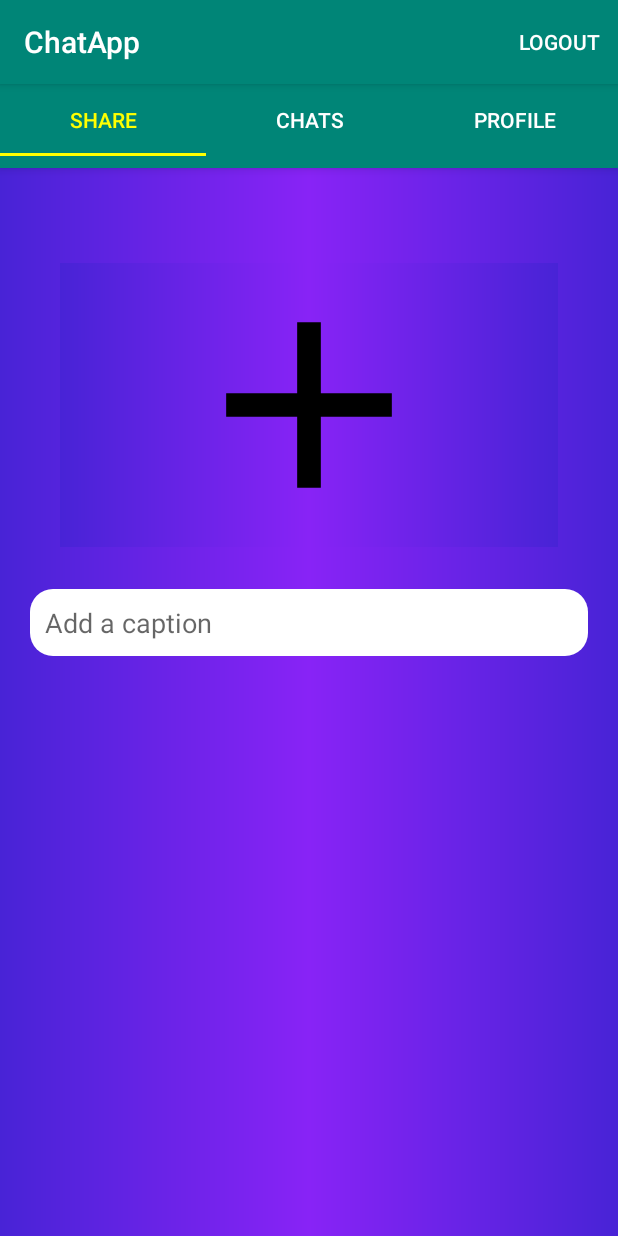
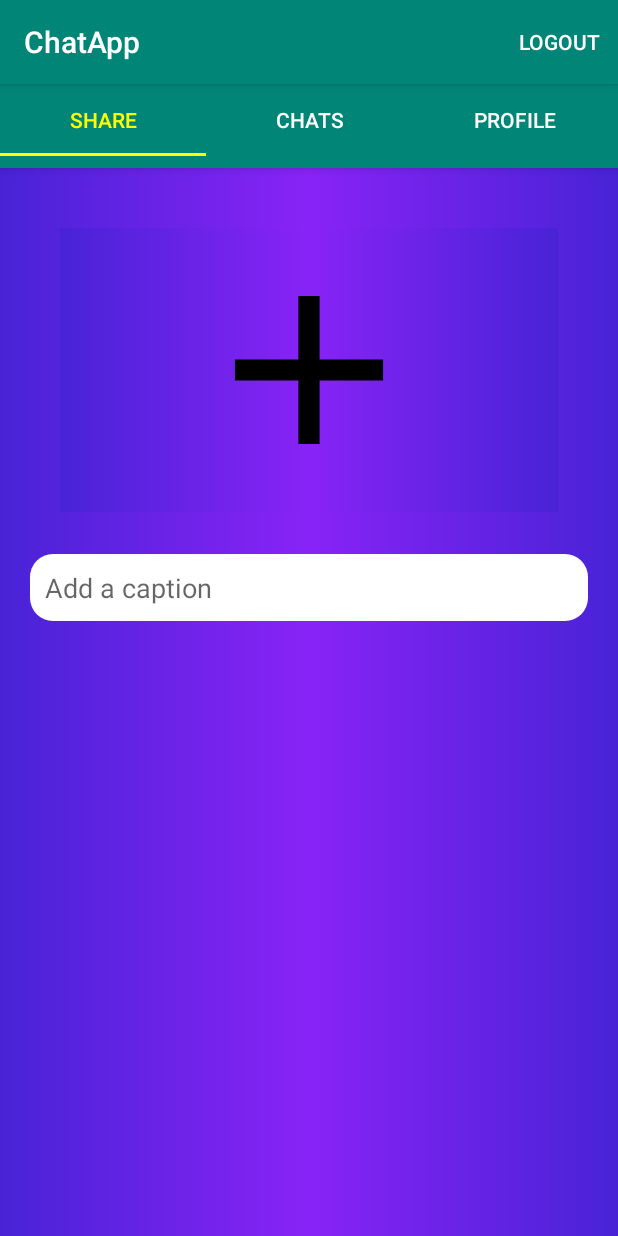
Before and after one commit to Priyandubey/ChatApp, an Android app: the screen it shows after launch once a user with an empty profile is signed in (HomeActivity), on a phone screen of 412 x 824 dp. Run offline under Robolectric (Android 15) with nearby library versions, the phone set to English and light mode, and no system bars; our stand-ins replace Firebase (no records; nobody signed in at launch, a user with empty details on screens opened directly).

```diff
--- a/app/src/main/java/com/example/chatapp/SignupPage.java
+++ b/app/src/main/java/com/example/chatapp/SignupPage.java
@@ -78,4 +78,5 @@ public class SignupPage extends AppCompatActivity {
         return super.dispatchTouchEvent(ev);
     }
     /////////////////-----------------------------////////////////
+
 }
--- a/app/src/main/res/layout/fragment_share.xml
+++ b/app/src/main/res/layout/fragment_share.xml
@@ -1,10 +1,12 @@
 <?xml version="1.0" encoding="utf-8"?>
-<androidx.constraintlayout.widget.ConstraintLayout xmlns:android="http://schemas.android.com/apk/res/android"
+<LinearLayout
+    xmlns:android="http://schemas.android.com/apk/res/android"
     xmlns:app="http://schemas.android.com/apk/res-auto"
     xmlns:tools="http://schemas.android.com/tools"
     android:layout_width="match_parent"
     android:layout_height="match_parent"
     android:background="@drawable/gradient1"
+    android:orientation="vertical"
     tools:context=".MainActivity">
 
     <ImageView
@@ -15,26 +17,26 @@
         android:layout_marginTop="40dp"
         android:layout_marginEnd="40dp"
         android:background="@drawable/gradient1"
-        app:layout_constraintBottom_toBottomOf="parent"
-        app:layout_constraintEnd_toEndOf="parent"
-        app:layout_constraintStart_toStartOf="parent"
-        app:layout_constraintTop_toTopOf="parent"
-        app:layout_constraintVertical_bias="0.049"
+        android:padding="10dp"
         app:srcCompat="@drawable/ic_add_black_24dp" />
 
     <EditText
         android:id="@+id/shareCaption"
-        android:layout_width="0dp"
+        android:layout_width="match_parent"
         android:layout_height="wrap_content"
         android:layout_marginStart="20dp"
         android:layout_marginTop="28dp"
         android:layout_marginEnd="20dp"
         android:background="@drawable/round_layout_edittext"
+        android:hint="Add a caption"
+        android:padding="10dp" />
+
+    <androidx.recyclerview.widget.RecyclerView
+        android:layout_width="409dp"
+        android:layout_height="403dp"
         android:padding="10dp"
-        android:hint="Add a caption"
-        app:layout_constraintEnd_toEndOf="parent"
-        app:layout_constraintHorizontal_bias="0.5"
-        app:layout_constraintStart_toStartOf="parent"
-        app:layout_constraintTop_toBottomOf="@+id/shareImage" />
+        tools:layout_editor_absoluteX="1dp"
+        tools:layout_editor_absoluteY="327dp" />
 
-</androidx.constraintlayout.widget.ConstraintLayout>
+
+</LinearLayout>
```
Also changed, not shown: app/src/main/java/com/example/chatapp/Chats.java (+5 -3 lines), app/src/main/res/layout/chats_recycler.xml (+13 -6 lines).
